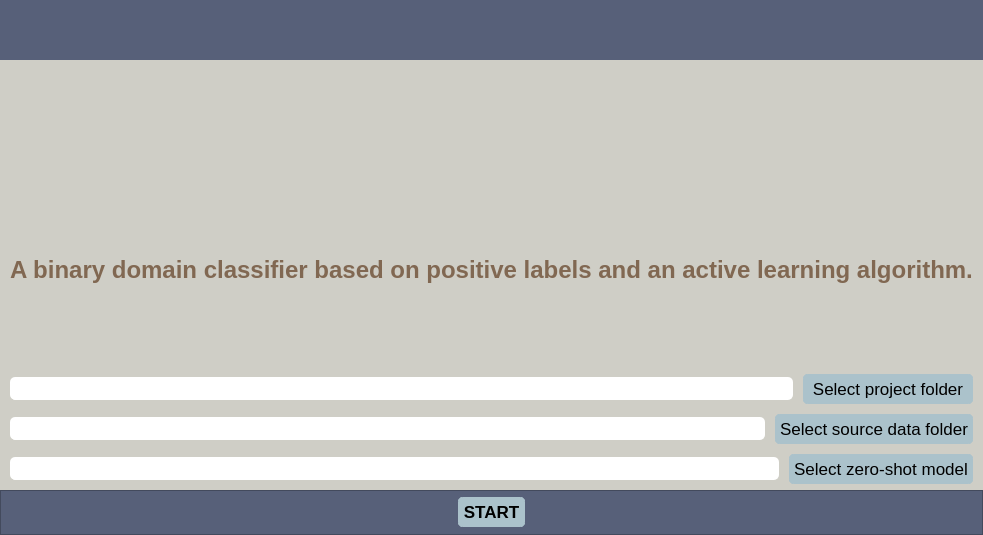
This is UIs/menuConfig.ui in IntelCompH2020/domain_classification as Qt 5 draws it before an edit. The edited form follows.
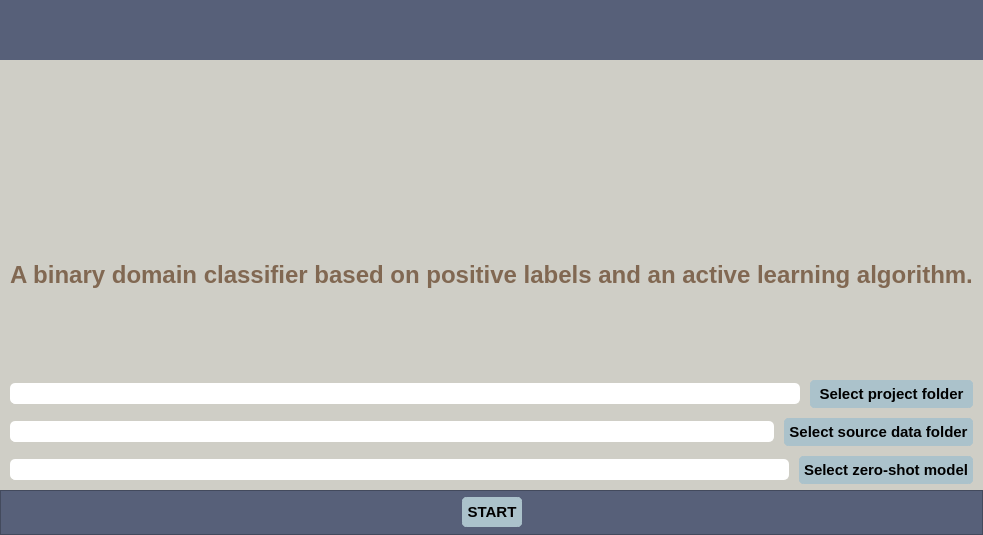
This is the edited form. Icons and pictures are not drawn.

Diff of the .ui file:
```diff
--- a/UIs/menuConfig.ui
+++ b/UIs/menuConfig.ui
@@ -162,7 +162,7 @@
              <item>
               <widget class="QLabel" name="label">
                <property name="sizePolicy">
-                <sizepolicy hsizetype="Fixed" vsizetype="Fixed">
+                <sizepolicy hsizetype="Maximum" vsizetype="Fixed">
                  <horstretch>0</horstretch>
                  <verstretch>0</verstretch>
                 </sizepolicy>
@@ -173,14 +173,6 @@
                  <height>20</height>
                 </size>
                </property>
-               <property name="styleSheet">
-                <string notr="true">QLabel { 
-  background-color: #CFCEC6;
-  border: 5px solid #CFCEC6
-} 
-
-</string>
-               </property>
                <property name="text">
                 <string/>
                </property>
@@ -267,10 +259,10 @@
                </property>
                <property name="font">
                 <font>
-                 <family>Helvetica</family>
-                 <pointsize>13</pointsize>
+                 <family>Arial</family>
+                 <pointsize>11</pointsize>
                  <weight>50</weight>
-                 <italic>true</italic>
+                 <italic>false</italic>
                  <bold>false</bold>
                 </font>
                </property>
@@ -299,9 +291,10 @@
                <property name="font">
                 <font>
                  <family>Arial</family>
-                 <pointsize>13</pointsize>
-                 <weight>50</weight>
-                 <bold>false</bold>
+                 <pointsize>11</pointsize>
+                 <weight>75</weight>
+                 <italic>false</italic>
+                 <bold>true</bold>
                 </font>
                </property>
                <property name="styleSheet">
@@ -310,6 +303,8 @@
 	border-radius: 5px;	
 	background-color: #ABC2CB;
 	color:black;
+	font: 11pt &quot;Arial&quot;;
+	font-weight: bold;
 }
 QPushButton:hover {
 	background-color: #ABC2CB;
@@ -339,10 +334,10 @@
                </property>
                <property name="font">
                 <font>
-                 <family>Helvetica</family>
-                 <pointsize>13</pointsize>
+                 <family>Arial</family>
+                 <pointsize>11</pointsize>
                  <weight>50</weight>
-                 <italic>true</italic>
+                 <italic>false</italic>
                  <bold>false</bold>
                 </font>
                </property>
@@ -371,9 +366,10 @@
                <property name="font">
                 <font>
                  <family>Arial</family>
-                 <pointsize>13</pointsize>
-                 <weight>50</weight>
-                 <bold>false</bold>
+                 <pointsize>11</pointsize>
+                 <weight>75</weight>
+                 <italic>false</italic>
+                 <bold>true</bold>
                 </font>
                </property>
                <property name="styleSheet">
@@ -381,7 +377,9 @@
 	border: 5px solid #ABC2CB;
 	border-radius: 5px;	
 	background-color: #ABC2CB;
-color:black;
+	color:black;
+	font: 11pt &quot;Arial&quot;;
+	font-weight: bold;
 }
 QPushButton:hover {
 	background-color: #ABC2CB;
@@ -411,10 +409,10 @@
                </property>
                <property name="font">
                 <font>
-                 <family>Helvetica</family>
-                 <pointsize>13</pointsize>
+                 <family>Arial</family>
+                 <pointsize>11</pointsize>
                  <weight>50</weight>
-                 <italic>true</italic>
+                 <italic>false</italic>
                  <bold>false</bold>
                 </font>
                </property>
@@ -443,9 +441,10 @@
                <property name="font">
                 <font>
                  <family>Arial</family>
-                 <pointsize>13</pointsize>
-                 <weight>50</weight>
-                 <bold>false</bold>
+                 <pointsize>11</pointsize>
+                 <weight>75</weight>
+                 <italic>false</italic>
+                 <bold>true</bold>
                 </font>
                </property>
                <property name="styleSheet">
@@ -453,7 +452,9 @@
 	border: 5px solid #ABC2CB;
 	border-radius: 5px;	
 	background-color: #ABC2CB;
-color:black;
+	color:black;
+	font: 11pt &quot;Arial&quot;;
+	font-weight: bold;
 }
 QPushButton:hover {
 	background-color: #ABC2CB;
@@ -574,8 +575,9 @@
             <property name="font">
              <font>
               <family>Arial</family>
-              <pointsize>13</pointsize>
+              <pointsize>11</pointsize>
               <weight>75</weight>
+              <italic>false</italic>
               <bold>true</bold>
              </font>
             </property>
@@ -584,7 +586,9 @@
 	border: 5px solid #ABC2CB;
 	border-radius: 5px;	
 	background-color: #ABC2CB;
-color:black;
+	color:black;
+	font: 11pt &quot;Arial&quot;;
+	font-weight: bold;
 }
 QPushButton:hover {
 	background-color: #ABC2CB;
```
Left out of the diff: 3 changed lines with no effect on the pictures.
